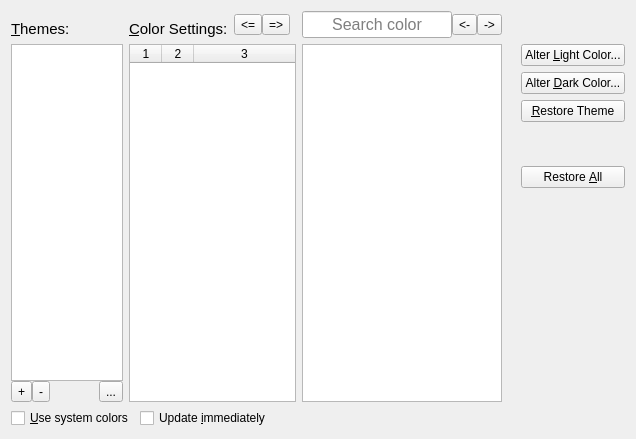
This is src/frontends/qt/ui/PrefColorsUi.ui in kojiOnHill/lyx as Qt 5 draws it before an edit. The edited form follows.
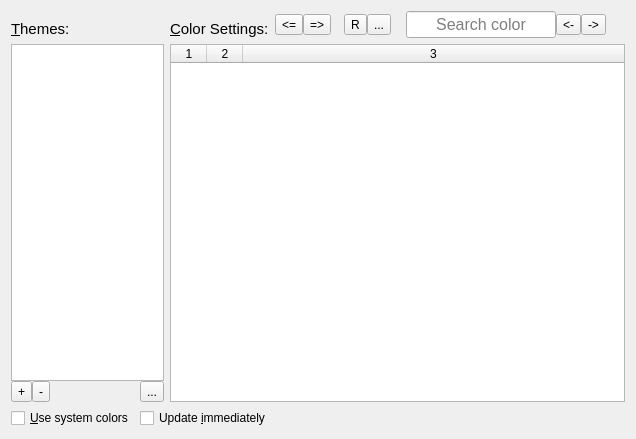
This is the edited form. Icons and pictures are not drawn.

Diff of the .ui file:
```diff
--- a/src/frontends/qt/ui/PrefColorsUi.ui
+++ b/src/frontends/qt/ui/PrefColorsUi.ui
@@ -21,46 +21,7 @@
   </property>
   <layout class="QGridLayout" name="gridLayout_2">
    <item row="1" column="0" colspan="3">
-    <layout class="QGridLayout" name="gridLayout" rowstretch="0,0,0,0,0,0,0" columnstretch="0,0,0,0,0,0,0,0">
-     <item row="6" column="7">
-      <spacer name="vsRightMiddleBelow">
-       <property name="orientation">
-        <enum>Qt::Orientation::Vertical</enum>
-       </property>
-       <property name="sizeHint" stdset="0">
-        <size>
-         <width>20</width>
-         <height>40</height>
-        </size>
-       </property>
-      </spacer>
-     </item>
-     <item row="3" column="7">
-      <widget class="QPushButton" name="colorResetPB">
-       <property name="toolTip">
-        <string>Reset the selected color to its original value</string>
-       </property>
-       <property name="text">
-        <string>&amp;Restore Theme</string>
-       </property>
-      </widget>
-     </item>
-     <item row="4" column="7">
-      <spacer name="vsRightMiddle">
-       <property name="orientation">
-        <enum>Qt::Orientation::Vertical</enum>
-       </property>
-       <property name="sizeType">
-        <enum>QSizePolicy::Policy::Maximum</enum>
-       </property>
-       <property name="sizeHint" stdset="0">
-        <size>
-         <width>20</width>
-         <height>32</height>
-        </size>
-       </property>
-      </spacer>
-     </item>
+    <layout class="QGridLayout" name="gridLayout" rowstretch="0,0,0" columnstretch="0,0,0,0,0,0,0">
      <item row="0" column="5">
       <layout class="QHBoxLayout" name="searchLayout">
        <property name="spacing">
@@ -151,53 +112,21 @@
        </item>
       </layout>
      </item>
-     <item row="0" column="3">
-      <layout class="QHBoxLayout" name="horizontalLayout">
-       <property name="spacing">
-        <number>0</number>
+     <item row="0" column="4">
+      <spacer name="hsTitleCenter">
+       <property name="orientation">
+        <enum>Qt::Orientation::Horizontal</enum>
        </property>
-       <property name="rightMargin">
-        <number>0</number>
+       <property name="sizeType">
+        <enum>QSizePolicy::Policy::Maximum</enum>
        </property>
-       <item>
-        <widget class="QToolButton" name="undoColorPB">
-         <property name="toolTip">
-          <string>Undo</string>
-         </property>
-         <property name="text">
-          <string>&lt;=</string>
-         </property>
-         <property name="icon">
-          <iconset theme="QIcon::ThemeIcon::EditUndo"/>
-         </property>
-         <property name="iconSize">
-          <size>
-           <width>10</width>
-           <height>10</height>
-          </size>
-         </property>
-        </widget>
-       </item>
-       <item>
-        <widget class="QToolButton" name="redoColorPB">
-         <property name="toolTip">
-          <string>Redo</string>
-         </property>
-         <property name="text">
-          <string>=&gt;</string>
-         </property>
-         <property name="icon">
-          <iconset theme="QIcon::ThemeIcon::EditRedo"/>
-         </property>
-         <property name="iconSize">
-          <size>
-           <width>10</width>
-           <height>10</height>
-          </size>
-         </property>
-        </widget>
-       </item>
-      </layout>
+       <property name="sizeHint" stdset="0">
+        <size>
+         <width>30</width>
+         <height>13</height>
+        </size>
+       </property>
+      </spacer>
      </item>
      <item row="0" column="1" colspan="2">
       <widget class="QLabel" name="label_2">
@@ -217,23 +146,63 @@
        </property>
       </widget>
      </item>
-     <item row="1" column="7">
-      <widget class="QPushButton" name="colorChangePB">
-       <property name="sizePolicy">
-        <sizepolicy hsizetype="Minimum" vsizetype="Fixed">
-         <horstretch>0</horstretch>
-         <verstretch>0</verstretch>
-        </sizepolicy>
+     <item row="1" column="1" rowspan="2" colspan="6">
+      <widget class="QTableWidget" name="colorsTW">
+       <property name="iconSize">
+        <size>
+         <width>32</width>
+         <height>16</height>
+        </size>
        </property>
-       <property name="toolTip">
-        <string>Change the selected light-mode color</string>
+       <property name="showGrid">
+        <bool>false</bool>
        </property>
-       <property name="text">
-        <string>Alter &amp;Light Color...</string>
+       <property name="sortingEnabled">
+        <bool>true</bool>
        </property>
+       <property name="columnCount">
+        <number>3</number>
+       </property>
+       <attribute name="horizontalHeaderMinimumSectionSize">
+        <number>24</number>
+       </attribute>
+       <attribute name="horizontalHeaderDefaultSectionSize">
+        <number>36</number>
+       </attribute>
+       <attribute name="horizontalHeaderStretchLastSection">
+        <bool>true</bool>
+       </attribute>
+       <attribute name="verticalHeaderVisible">
+        <bool>false</bool>
+       </attribute>
+       <attribute name="verticalHeaderMinimumSectionSize">
+        <number>12</number>
+       </attribute>
+       <attribute name="verticalHeaderDefaultSectionSize">
+        <number>18</number>
+       </attribute>
+       <column/>
+       <column/>
+       <column/>
       </widget>
      </item>
-     <item row="1" column="0" rowspan="6">
+     <item row="0" column="6">
+      <spacer name="hsTitleRight">
+       <property name="orientation">
+        <enum>Qt::Orientation::Horizontal</enum>
+       </property>
+       <property name="sizeType">
+        <enum>QSizePolicy::Policy::Fixed</enum>
+       </property>
+       <property name="sizeHint" stdset="0">
+        <size>
+         <width>13</width>
+         <height>20</height>
+        </size>
+       </property>
+      </spacer>
+     </item>
+     <item row="1" column="0" rowspan="2">
       <layout class="QGridLayout" name="gridLayoutThemes">
        <property name="spacing">
         <number>0</number>
@@ -243,6 +212,9 @@
          <property name="orientation">
           <enum>Qt::Orientation::Horizontal</enum>
          </property>
+         <property name="sizeType">
+          <enum>QSizePolicy::Policy::Preferred</enum>
+         </property>
          <property name="sizeHint" stdset="0">
           <size>
            <width>40</width>
@@ -288,68 +260,29 @@
         </widget>
        </item>
        <item row="0" column="1" colspan="4">
-        <widget class="QListWidget" name="themesLW"/>
+        <widget class="QListWidget" name="themesLW">
+         <property name="sizePolicy">
+          <sizepolicy hsizetype="Maximum" vsizetype="Expanding">
+           <horstretch>0</horstretch>
+           <verstretch>0</verstretch>
+          </sizepolicy>
+         </property>
+         <property name="maximumSize">
+          <size>
+           <width>180</width>
+           <height>16777215</height>
+          </size>
+         </property>
+         <property name="baseSize">
+          <size>
+           <width>150</width>
+           <height>0</height>
+          </size>
+         </property>
+        </widget>
        </item>
       </layout>
      </item>
-     <item row="0" column="6">
-      <spacer name="hsTitleRight">
-       <property name="orientation">
-        <enum>Qt::Orientation::Horizontal</enum>
-       </property>
-       <property name="sizeType">
-        <enum>QSizePolicy::Policy::Fixed</enum>
-       </property>
-       <property name="sizeHint" stdset="0">
-        <size>
-         <width>13</width>
-         <height>20</height>
-        </size>
-       </property>
-      </spacer>
-     </item>
-     <item row="2" column="7">
-      <widget class="QPushButton" name="colorDarkChangePB">
-       <property name="sizePolicy">
-        <sizepolicy hsizetype="Minimum" vsizetype="Fixed">
-         <horstretch>0</horstretch>
-         <verstretch>0</verstretch>
-        </sizepolicy>
-       </property>
-       <property name="toolTip">
-        <string>Change the selected dark-mode color</string>
-       </property>
-       <property name="text">
-        <string>Alter &amp;Dark Color...</string>
-       </property>
-      </widget>
-     </item>
-     <item row="5" column="7">
-      <widget class="QPushButton" name="colorResetAllPB">
-       <property name="toolTip">
-        <string>Reset all colors to their original value</string>
-       </property>
-       <property name="text">
-        <string>Restore &amp;All</string>
-       </property>
-      </widget>
-     </item>
-     <item row="0" column="4">
-      <spacer name="hsTitleCenter">
-       <property name="orientation">
-        <enum>Qt::Orientation::Horizontal</enum>
-       </property>
-       <property name="sizeType">
-        <enum>QSizePolicy::Policy::Maximum</enum>
-       </property>
-       <property name="sizeHint" stdset="0">
-        <size>
-         <width>30</width>
-         <height>13</height>
-        </size>
-       </property>
-      </spacer>
-     </item>
      <item row="0" column="0">
       <widget class="QLabel" name="label">
        <property name="font">
@@ -368,42 +301,107 @@
        </property>
       </widget>
      </item>
-     <item row="1" column="1" rowspan="6" colspan="4">
-      <widget class="QTableWidget" name="colorsTW">
-       <property name="showGrid">
-        <bool>false</bool>
+     <item row="0" column="3">
+      <layout class="QHBoxLayout" name="horizontalLayout">
+       <property name="spacing">
+        <number>0</number>
        </property>
-       <property name="sortingEnabled">
-        <bool>true</bool>
+       <property name="rightMargin">
+        <number>0</number>
        </property>
-       <property name="columnCount">
-        <number>3</number>
-       </property>
-       <attribute name="horizontalHeaderMinimumSectionSize">
-        <number>20</number>
-       </attribute>
-       <attribute name="horizontalHeaderDefaultSectionSize">
-        <number>32</number>
-       </attribute>
-       <attribute name="horizontalHeaderStretchLastSection">
-        <bool>true</bool>
-       </attribute>
-       <attribute name="verticalHeaderVisible">
-        <bool>false</bool>
-       </attribute>
-       <attribute name="verticalHeaderMinimumSectionSize">
-        <number>12</number>
-       </attribute>
-       <attribute name="verticalHeaderDefaultSectionSize">
-        <number>16</number>
-       </attribute>
-       <column/>
-       <column/>
-       <column/>
-      </widget>
-     </item>
-     <item row="1" column="5" rowspan="6">
-      <widget class="QTableView" name="colorsTV"/>
+       <item>
+        <widget class="QToolButton" name="undoColorPB">
+         <property name="toolTip">
+          <string>Undo</string>
+         </property>
+         <property name="text">
+          <string>&lt;=</string>
+         </property>
+         <property name="icon">
+          <iconset theme="QIcon::ThemeIcon::EditUndo"/>
+         </property>
+         <property name="iconSize">
+          <size>
+           <width>10</width>
+           <height>10</height>
+          </size>
+         </property>
+        </widget>
+       </item>
+       <item>
+        <widget class="QToolButton" name="redoColorPB">
+         <property name="toolTip">
+          <string>Redo</string>
+         </property>
+         <property name="text">
+          <string>=&gt;</string>
+         </property>
+         <property name="icon">
+          <iconset theme="QIcon::ThemeIcon::EditRedo"/>
+         </property>
+         <property name="iconSize">
+          <size>
+           <width>10</width>
+           <height>10</height>
+          </size>
+         </property>
+        </widget>
+       </item>
+       <item>
+        <spacer name="horizontalSpacer_2">
+         <property name="orientation">
+          <enum>Qt::Orientation::Horizontal</enum>
+         </property>
+         <property name="sizeType">
+          <enum>QSizePolicy::Policy::Fixed</enum>
+         </property>
+         <property name="sizeHint" stdset="0">
+          <size>
+           <width>13</width>
+           <height>20</height>
+          </size>
+         </property>
+        </spacer>
+       </item>
+       <item>
+        <widget class="QToolButton" name="colorResetPB">
+         <property name="toolTip">
+          <string>Revert selected to theme colors</string>
+         </property>
+         <property name="text">
+          <string>R</string>
+         </property>
+         <property name="icon">
+          <iconset theme="QIcon::ThemeIcon::ViewRefresh"/>
+         </property>
+         <property name="iconSize">
+          <size>
+           <width>10</width>
+           <height>10</height>
+          </size>
+         </property>
+        </widget>
+       </item>
+       <item>
+        <widget class="QToolButton" name="colorResetAllPB">
+         <property name="toolTip">
+          <string>Reset all colors to theme</string>
+         </property>
+         <property name="text">
+          <string>...</string>
+         </property>
+         <property name="icon">
+          <iconset theme="QIcon::ThemeIcon::SystemShutdown"/>
+         </property>
+         <property name="iconSize">
+          <size>
+           <width>10</width>
+           <height>10</height>
+          </size>
+         </property>
+        </widget>
+       </item>
+      </layout>
      </item>
     </layout>
    </item>
```
Left out of the diff: 4 changed lines with no effect on the pictures.
